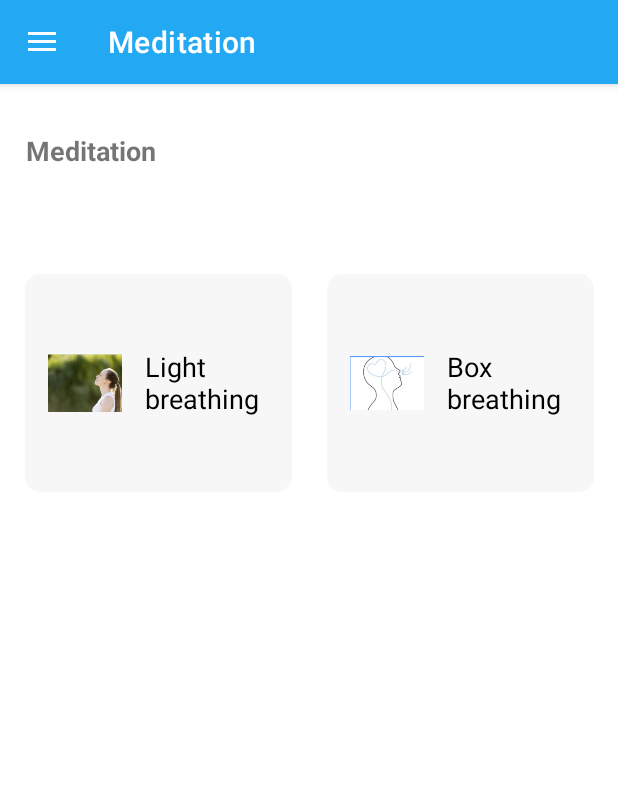
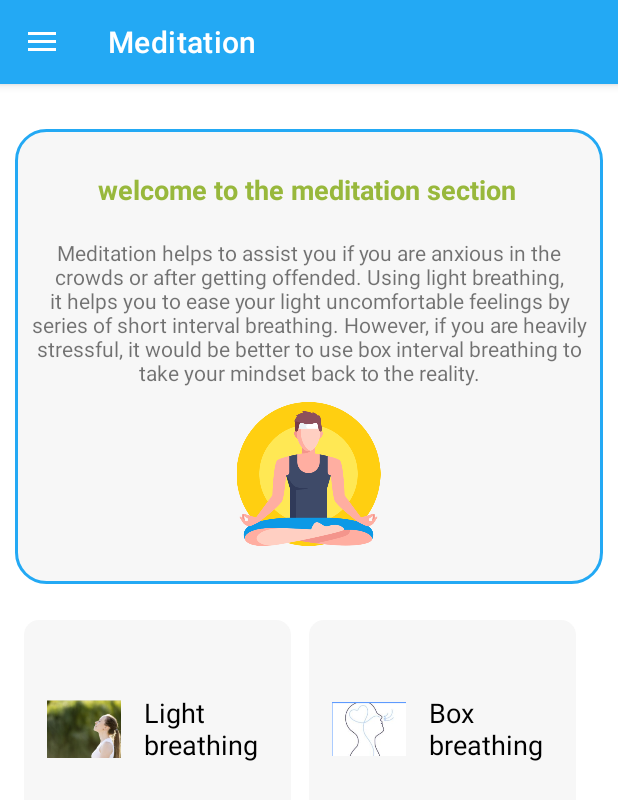
Before and after one commit to ETS-Android5/ptsafe-mobile, an Android app: the fragment MeditationFragment placed in its activity, on a phone screen of 412 x 824 dp. Shown: the top 800 px of the screen. Run offline under Robolectric (Android 15) with nearby library versions, the phone set to English and light mode, and no system bars; our stand-ins replace ButterKnife; 15 statements that could not run were skipped.

Commit message:
fix meditation bugs

```diff
--- a/app/src/main/res/layout/fragment_meditation.xml
+++ b/app/src/main/res/layout/fragment_meditation.xml
@@ -7,16 +7,58 @@
     android:layout_height="match_parent"
     tools:context=".MainActivity">
 
+    <View
+        android:id="@+id/meditation_view"
+        android:layout_width="0dp"
+        android:layout_height="303dp"
+        android:layout_marginStart="10dp"
+        android:layout_marginTop="30dp"
+        android:layout_marginEnd="10dp"
+        android:background="@drawable/crowding_detection_view_shape"
+        app:layout_constraintEnd_toEndOf="parent"
+        app:layout_constraintHorizontal_bias="0.0"
+        app:layout_constraintStart_toStartOf="parent"
+        app:layout_constraintTop_toTopOf="parent" />
+
+    <TextView
+        android:id="@+id/meditation_content_tv"
+        android:layout_width="match_parent"
+        android:layout_height="wrap_content"
+        android:layout_marginStart="15dp"
+        android:layout_marginTop="20dp"
+        android:layout_marginEnd="15dp"
+        android:gravity="center"
+        android:text="@string/welcome_meditation_content"
+        app:layout_constraintEnd_toEndOf="@+id/meditation_view"
+        app:layout_constraintStart_toStartOf="@+id/meditation_view"
+        app:layout_constraintTop_toBottomOf="@+id/meditation_title_tv" />
+
+    <TextView
+        android:id="@+id/meditation_title_tv"
+        android:layout_width="wrap_content"
+        android:layout_height="wrap_content"
+        android:layout_marginStart="10dp"
+        android:layout_marginTop="28dp"
+        android:layout_marginEnd="10dp"
+        android:text="welcome to the meditation section"
+        android:textColor="@color/green_secondary"
+        android:textSize="18sp"
+        android:textStyle="bold"
+        app:layout_constraintEnd_toEndOf="parent"
+        app:layout_constraintHorizontal_bias="0.488"
+        app:layout_constraintStart_toStartOf="parent"
+        app:layout_constraintTop_toTopOf="@+id/meditation_view" />
+
     <LinearLayout
         android:id="@+id/ll_box"
         android:layout_width="178dp"
         android:layout_height="145dp"
-        android:layout_marginTop="70dp"
-        android:layout_marginEnd="16dp"
+        android:layout_marginTop="24dp"
+        android:layout_marginEnd="28dp"
         android:background="@drawable/white_bg"
         android:orientation="horizontal"
         app:layout_constraintEnd_toEndOf="parent"
-        app:layout_constraintTop_toBottomOf="@+id/meditation_label_tv">
+        app:layout_constraintTop_toBottomOf="@+id/meditation_view">
 
         <ImageView
             android:id="@+id/box_iv"
@@ -42,13 +84,14 @@
         android:layout_width="178dp"
         android:layout_height="145dp"
         android:layout_marginStart="16dp"
-        android:layout_marginTop="70dp"
+        android:layout_marginTop="24dp"
         android:layout_marginEnd="23dp"
         android:background="@drawable/white_bg"
         android:orientation="horizontal"
         app:layout_constraintEnd_toStartOf="@+id/ll_box"
+        app:layout_constraintHorizontal_bias="0.0"
         app:layout_constraintStart_toStartOf="parent"
-        app:layout_constraintTop_toBottomOf="@+id/meditation_label_tv">
+        app:layout_constraintTop_toBottomOf="@+id/meditation_view">
 
         <ImageView
             android:id="@+id/light_iv"
@@ -69,17 +112,16 @@
             android:textSize="18dp" />
     </LinearLayout>
 
-    <TextView
-        android:id="@+id/meditation_label_tv"
-        android:layout_width="wrap_content"
-        android:layout_height="wrap_content"
-        android:layout_marginStart="17dp"
-        android:layout_marginTop="32dp"
-        android:layout_marginEnd="308dp"
-        android:text="Meditation"
-        android:textSize="18sp"
-        android:textStyle="bold"
-        app:layout_constraintEnd_toEndOf="parent"
-        app:layout_constraintStart_toStartOf="parent"
-        app:layout_constraintTop_toTopOf="parent" />
+    <ImageView
+        android:id="@+id/imageView8"
+        android:layout_width="102dp"
+        android:layout_height="96dp"
+        android:layout_marginStart="144dp"
+        android:layout_marginTop="10dp"
+        android:layout_marginEnd="145dp"
+        app:layout_constraintEnd_toEndOf="@+id/meditation_view"
+        app:layout_constraintStart_toStartOf="@+id/meditation_view"
+        app:layout_constraintTop_toBottomOf="@+id/meditation_content_tv"
+        app:srcCompat="@drawable/meditation_people" />
+
 </androidx.constraintlayout.widget.ConstraintLayout>
--- a/app/src/main/res/values/strings.xml
+++ b/app/src/main/res/values/strings.xml
@@ -23,6 +23,11 @@
         As the crime rate is now increasing for approximately 24% per year in Victoria and is predominantly
         affects commuters in a crowded public transportations, it is better to check the crowdedness level
         on your surroundings.
+    </string>
+    <string name="welcome_meditation_content">
+        Meditation helps to assist you if you are anxious in the crowds or after getting offended. Using light breathing, it helps you to ease your light uncomfortable feelings
+        by series of short interval breathing. However, if you are heavily stressful, it would be better to use box interval breathing
+        to take your mindset back to the reality.
     </string>
     <string name="welcome_home">Hello User!</string>
     <string name="take_photo">take a photo</string>
```
Also changed, not shown: app/src/main/java/com/example/ptsafe/BoxBreathingActivity.java (+21 -4 lines), app/src/main/java/com/example/ptsafe/LightBreathingActivity.java (+40 -5 lines), app/src/main/res/drawable-mdpi/meditation_people.png (added), 5 other files.
